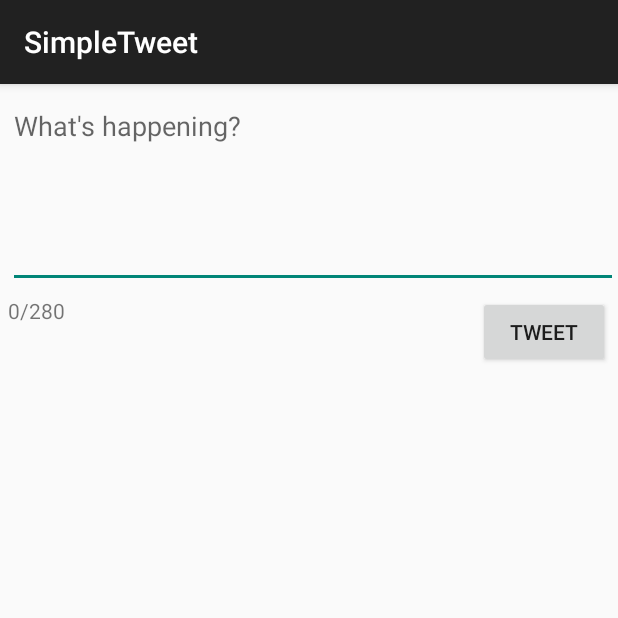
After one commit to AJ1245/SimpleTweet, an Android app: the ComposeActivity screen opened directly, with no data from a screen before it, on a phone screen of 412 x 824 dp, the top half of it. The commit adds this screen. Run offline under Robolectric (Android 15) with nearby library versions, the phone set to English and light mode, and no system bars; our stand-ins replace Room's generated code; libraries missing offline, so code that uses them is left out: com.codepath.asynchttpclient, com.facebook.stetho, org.parceler; 1 statement that could not run was skipped.

Commit message:
Completed Unit 4

```diff
--- a/app/build.gradle
+++ b/app/build.gradle
@@ -52,4 +52,6 @@ dependencies {
     implementation 'com.facebook.stetho:stetho:1.5.1'
     implementation 'com.codepath.libraries:asynchttpclient:0.0.9'
     implementation 'androidx.swiperefreshlayout:swiperefreshlayout:1.0.0'
+    implementation 'org.parceler:parceler-api:1.1.12'
+    annotationProcessor 'org.parceler:parceler:1.1.12'
 }
--- a/app/src/main/AndroidManifest.xml
+++ b/app/src/main/AndroidManifest.xml
@@ -13,7 +13,8 @@
         android:icon="@drawable/ic_launcher"
         android:label="@string/app_name"
         android:theme="@style/AppTheme">
-        <activity android:name=".TimelineActivity"></activity>
+        <activity android:name=".ComposeActivity"></activity>
+        <activity android:name=".TimelineActivity" />
         <activity
             android:name=".LoginActivity"
             android:label="@string/app_name"
--- /dev/null
+++ b/app/src/main/java/com/codepath/apps/restclienttemplate/ComposeActivity.java
@@ -0,0 +1,117 @@
+package com.codepath.apps.restclienttemplate;
+
+import androidx.appcompat.app.AppCompatActivity;
+
+import android.annotation.SuppressLint;
+import android.content.Intent;
+import android.os.Bundle;
+import android.text.Editable;
+import android.text.TextWatcher;
+import android.util.Log;
+import android.view.View;
+import android.widget.Button;
+import android.widget.EditText;
+import android.widget.TextView;
+import android.widget.Toast;
+
+import com.codepath.apps.restclienttemplate.models.Tweet;
+import com.codepath.asynchttpclient.callback.JsonHttpResponseHandler;
+
+import org.json.JSONException;
+import org.parceler.Parcels;
+
+import okhttp3.Headers;
+
+public class ComposeActivity extends AppCompatActivity {
+    public static final String TAG= "ComposeActivity";
+    public static final int MAX_TWEET_LENGTH=280;
+    EditText etCompose;
+    Button btnTweet;
+    TwitterClient client;
+    TextView tvNumber;
+
+    @SuppressLint("WrongViewCast")
+    @Override
+    protected void onCreate(Bundle savedInstanceState) {
+        super.onCreate(savedInstanceState);
+        setContentView(R.layout.activity_compose);
+
+        client = TwitterApp.getRestClient(this);
+        etCompose = findViewById(R.id.etCompose);
+        btnTweet = findViewById(R.id.btnTweet);
+        tvNumber = findViewById(R.id.tvNumber);
+
+        tvNumber.setText("0/280");
+
+        // Set addtextchanged to the Edit Text
+        etCompose.addTextChangedListener(new TextWatcher() {
+            @Override
+            public void onTextChanged(CharSequence s, int start, int before, int count) {
+                // Fires right as the text is being changed (even supplies the range of text)
+            }
+
+            @Override
+            public void beforeTextChanged(CharSequence s, int start, int count,
+                                          int after) {
+                // Fires right before text is changing
+                tvNumber.setText("0/280");
+            }
+
+            @Override
+            public void afterTextChanged(Editable s) {
+                // Fires right after the text has changed
+                tvNumber.setText(s.length()+"/280");
+            }
+        });
+
+
+
+
+        //Set click listener on button
+        btnTweet.setOnClickListener(new View.OnClickListener() {
+            @Override
+            public void onClick(View v) {
+                String tweetContent = etCompose.getText().toString();
+                if (tweetContent.isEmpty()){
+                    Toast.makeText(ComposeActivity.this,"Sorry, Your tweet cannot br empty.", Toast.LENGTH_LONG).show();
+                    return;
+                }
+                if (tweetContent.length()>MAX_TWEET_LENGTH){
+                    Toast.makeText(ComposeActivity.this,"Sorry, Your tweet cannot br so long", Toast.LENGTH_LONG).show();
+                    return;
+
+                }
+                Toast.makeText(ComposeActivity.this, tweetContent, Toast.LENGTH_LONG).show();
+                //Make an API call to twitter
+                client.publishTweet(tweetContent, new JsonHttpResponseHandler() {
+                    @Override
+                    public void onSuccess(int statusCode, Headers headers, JSON json) {
+                        Log.i(TAG,"On Success to publish tweet");
+                        try {
+                            Tweet tweet = Tweet.fromJson(json.jsonObject);
+                            Log.i(TAG,"Published tweet says : " + tweet.body);
+                            Intent intent = new Intent();
+                            intent.putExtra("Tweet", Parcels.wrap(tweet));
+                            setResult(RESULT_OK,intent);
+                            finish();
+
+                        } catch (JSONException e) {
+                            e.printStackTrace();
+                        }
+
+                    }
+
+                    @Override
+                    public void onFailure(int statusCode, Headers headers, String response, Throwable throwable) {
+                        Log.e(TAG,"On Failure to publish tweet", throwable);
+
+                    }
+                });
+
+
+            }
+        });
+
+
+    }
+}
--- a/app/src/main/java/com/codepath/apps/restclienttemplate/models/Tweet.java
+++ b/app/src/main/java/com/codepath/apps/restclienttemplate/models/Tweet.java
@@ -3,14 +3,18 @@ package com.codepath.apps.restclienttemplate.models;
 import org.json.JSONArray;
 import org.json.JSONException;
 import org.json.JSONObject;
+import org.parceler.Parcel;
 
 import java.util.ArrayList;
 import java.util.List;
 
+@Parcel
 public class Tweet {
     public String body;
     public String createdAt;
     public User user;
+
+    public Tweet(){} // empty constructer needed for parcel
 
     public static Tweet fromJson(JSONObject jsonObject) throws JSONException {
       Tweet tweet = new Tweet();
--- a/app/src/main/java/com/codepath/apps/restclienttemplate/models/User.java
+++ b/app/src/main/java/com/codepath/apps/restclienttemplate/models/User.java
@@ -2,11 +2,15 @@ package com.codepath.apps.restclienttemplate.models;
 
 import org.json.JSONException;
 import org.json.JSONObject;
+import org.parceler.Parcel;
 
+@Parcel
 public class User {
     public String name;
     public String screenName;
     public String profileimageurl;
+
+    public User(){}//empty constructer neeed for parcel
 
     public static User fromJson(JSONObject jsonObject) throws JSONException {
         User user = new User();
--- /dev/null
+++ b/app/src/main/res/layout/activity_compose.xml
@@ -0,0 +1,44 @@
+<?xml version="1.0" encoding="utf-8"?>
+<RelativeLayout xmlns:android="http://schemas.android.com/apk/res/android"
+    xmlns:app="http://schemas.android.com/apk/res-auto"
+    xmlns:tools="http://schemas.android.com/tools"
+    android:id="@+id/tvDisplay"
+    android:layout_width="match_parent"
+    android:layout_height="match_parent"
+    tools:context=".ComposeActivity">
+
+
+    <EditText
+        android:id="@+id/etCompose"
+        android:layout_width="match_parent"
+        android:layout_height="wrap_content"
+        android:layout_alignParentStart="true"
+        android:layout_alignParentTop="true"
+        android:layout_marginStart="5dp"
+        android:layout_marginTop="5dp"
+        android:ems="10"
+        android:gravity="start|top"
+        android:hint="What's happening?"
+        android:inputType="textMultiLine"
+        android:minLines="5" />
+
+    <Button
+        android:id="@+id/btnTweet"
+        android:layout_width="wrap_content"
+        android:layout_height="wrap_content"
+        android:layout_below="@+id/etCompose"
+        android:layout_alignParentEnd="true"
+        android:layout_marginTop="5dp"
+        android:layout_marginEnd="5dp"
+        android:text="Tweet" />
+
+    <TextView
+        android:id="@+id/tvNumber"
+        android:layout_width="wrap_content"
+        android:layout_height="wrap_content"
+        android:layout_below="@+id/etCompose"
+        android:layout_alignParentStart="true"
+        android:layout_marginStart="5dp"
+        android:layout_marginTop="5dp"
+        tools:text="0" />
+</RelativeLayout>
```
Also changed, not shown: app/src/main/java/com/codepath/apps/restclienttemplate/TimelineActivity.java (+40 -0 lines), app/src/main/java/com/codepath/apps/restclienttemplate/TwitterClient.java (+8 -0 lines), app/src/main/res/menu/menu_main.xml (added, +10 -0 lines), 2 other files.
